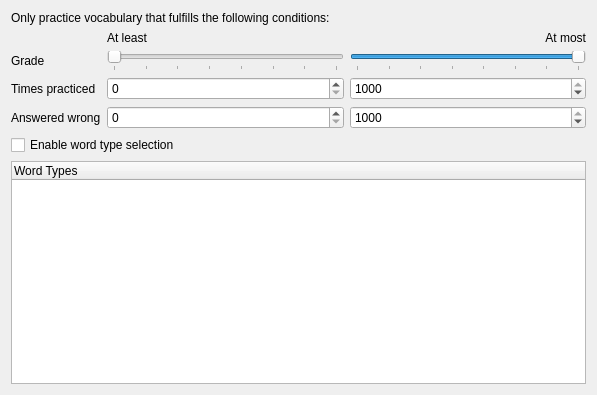
Old version of the form src/configure-practice/thresholdoptions.ui in the repository KDE/parley.
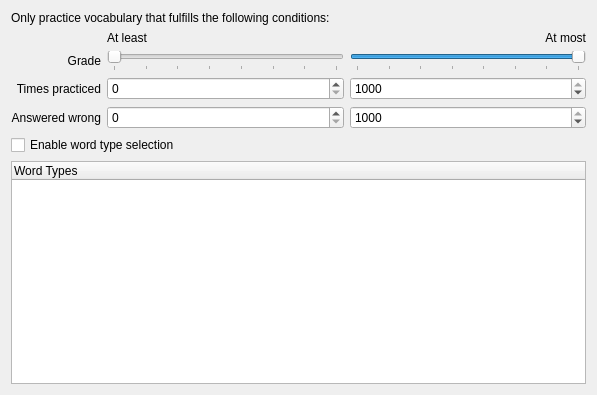
New version of the form. Custom widgets are drawn as their Qt base class.

Commit message: make some dialog labels right aligned

```diff
--- a/src/configure-practice/thresholdoptions.ui
+++ b/src/configure-practice/thresholdoptions.ui
@@ -41,6 +41,9 @@
        <property name="text" >
         <string>Grade</string>
        </property>
+       <property name="alignment" >
+        <set>Qt::AlignRight|Qt::AlignTrailing|Qt::AlignVCenter</set>
+       </property>
       </widget>
      </item>
      <item row="2" column="0" >
@@ -48,6 +51,9 @@
        <property name="text" >
         <string>Times practiced</string>
        </property>
+       <property name="alignment" >
+        <set>Qt::AlignRight|Qt::AlignTrailing|Qt::AlignVCenter</set>
+       </property>
       </widget>
      </item>
      <item row="2" column="1" >
@@ -72,6 +78,9 @@
        <property name="text" >
         <string>Answered wrong</string>
        </property>
+       <property name="alignment" >
+        <set>Qt::AlignRight|Qt::AlignTrailing|Qt::AlignVCenter</set>
+       </property>
       </widget>
      </item>
      <item row="3" column="1" >
```
The commit also changes 15 other files.
